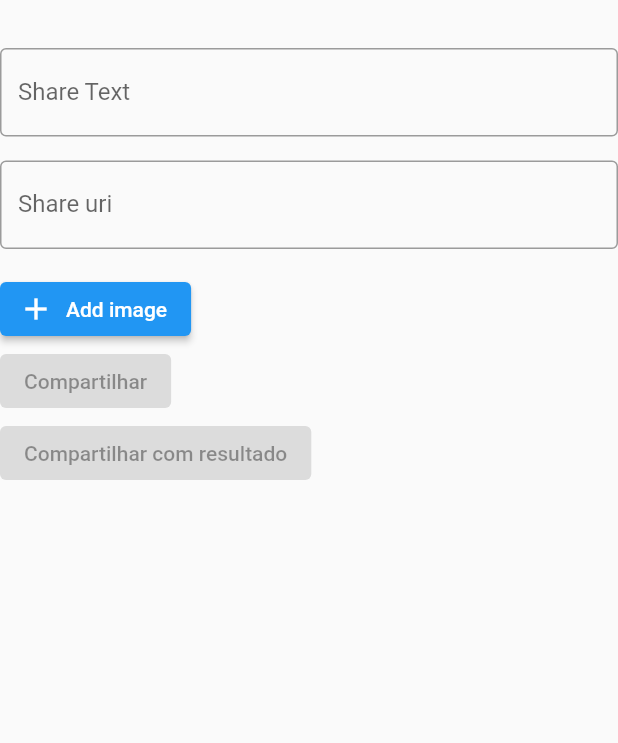
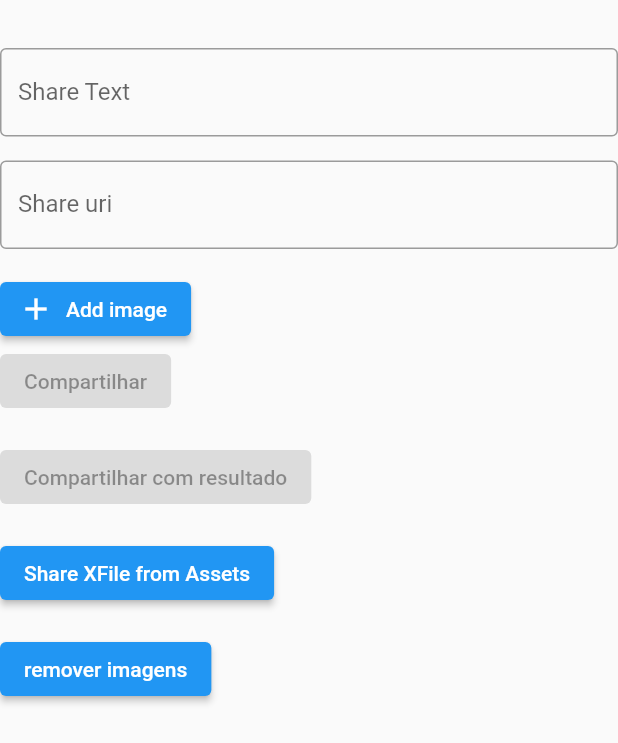
Before and after one commit to Pedro-Lanza/app_info, a Flutter app: the ShareInfo widget shown alone on an empty page, opened directly, on a phone screen of 412 x 824 dp. Shown: the top 743 px of the screen. Run offline on Flutter 3.47's test engine with Material 2 defaults, Android fonts, the phone set to English and light mode, and no system bars; our stand-ins replace battery_plus, connectivity_plus, device_info_plus, image_picker, package_info_plus and 3 more; missing offline and left inert: dart:ffi, file_selector, network_info_plus.

Commit message:
real last update (?)

```diff
--- a/lib/app/share_plus/share_plus.dart
+++ b/lib/app/share_plus/share_plus.dart
@@ -78,12 +78,35 @@ class _ShareInfoState extends State<ShareInfo> {
             child: const Text('Compartilhar'),
           );
         }),
+        const SizedBox(height: 16),
         Builder(builder: (BuildContext context) {
           return ElevatedButton(
             onPressed: text.isEmpty && imagePaths.isEmpty
                 ? null
                 : () => _onShareWithResult(context),
             child: const Text('Compartilhar com resultado'),
+          );
+        }),
+        const SizedBox(height: 16),
+        Builder(
+          builder: (BuildContext context) {
+            return ElevatedButton(
+              style: ElevatedButton.styleFrom(
+                foregroundColor: Theme.of(context).colorScheme.onPrimary,
+                backgroundColor: Theme.of(context).colorScheme.primary,
+              ),
+              onPressed: () {
+                _onShareXFileFromAssets(context);
+              },
+              child: const Text('Share XFile from Assets'),
+            );
+          },
+        ),
+        const SizedBox(height: 16),
+        Builder(builder: (BuildContext context) {
+          return ElevatedButton(
+            onPressed: () => _onRemoveAllImages(),
+            child: const Text('remover imagens'),
           );
         }),
       ],
@@ -95,6 +118,12 @@ class _ShareInfoState extends State<ShareInfo> {
       imagePaths.removeAt(position);
       imageNames.removeAt(position);
     });
+  }
+
+  void _onRemoveAllImages() {
+    for (var i = imagePaths.length - 1; i >= 0; i--) {
+      _onDeleteImage(i);
+    }
   }
 
   void _onShare(BuildContext context) async {
```
